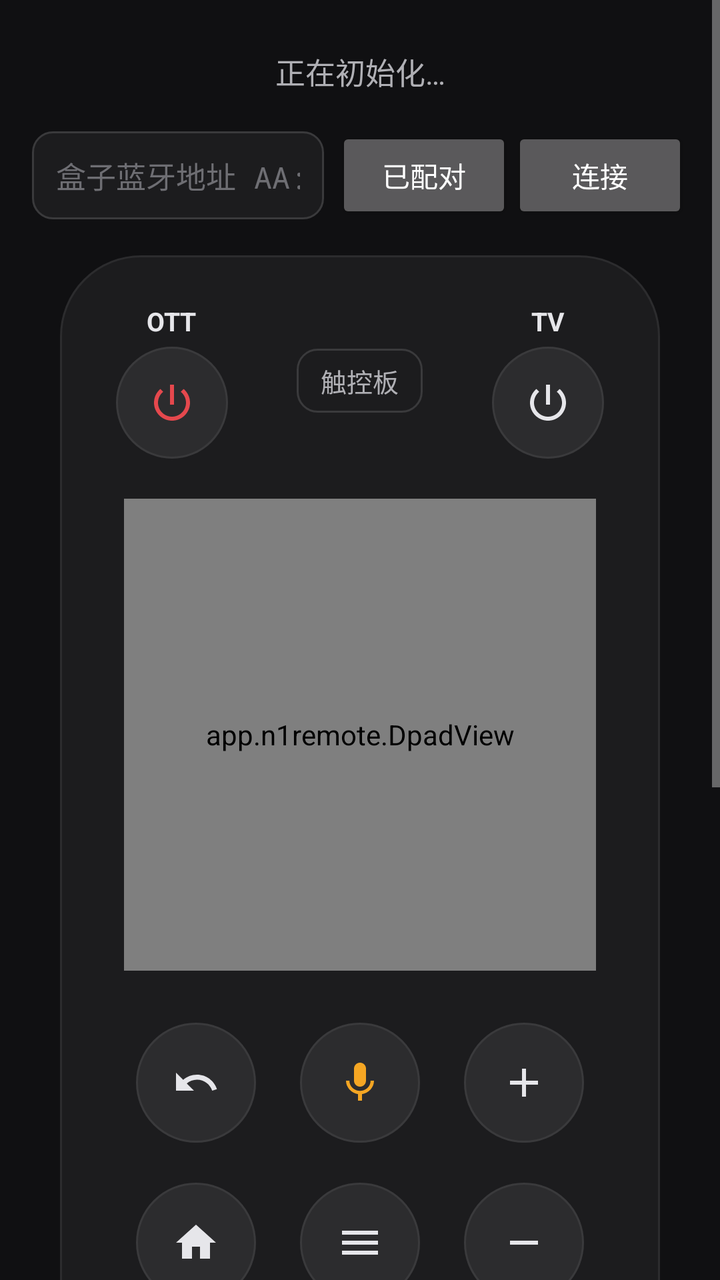
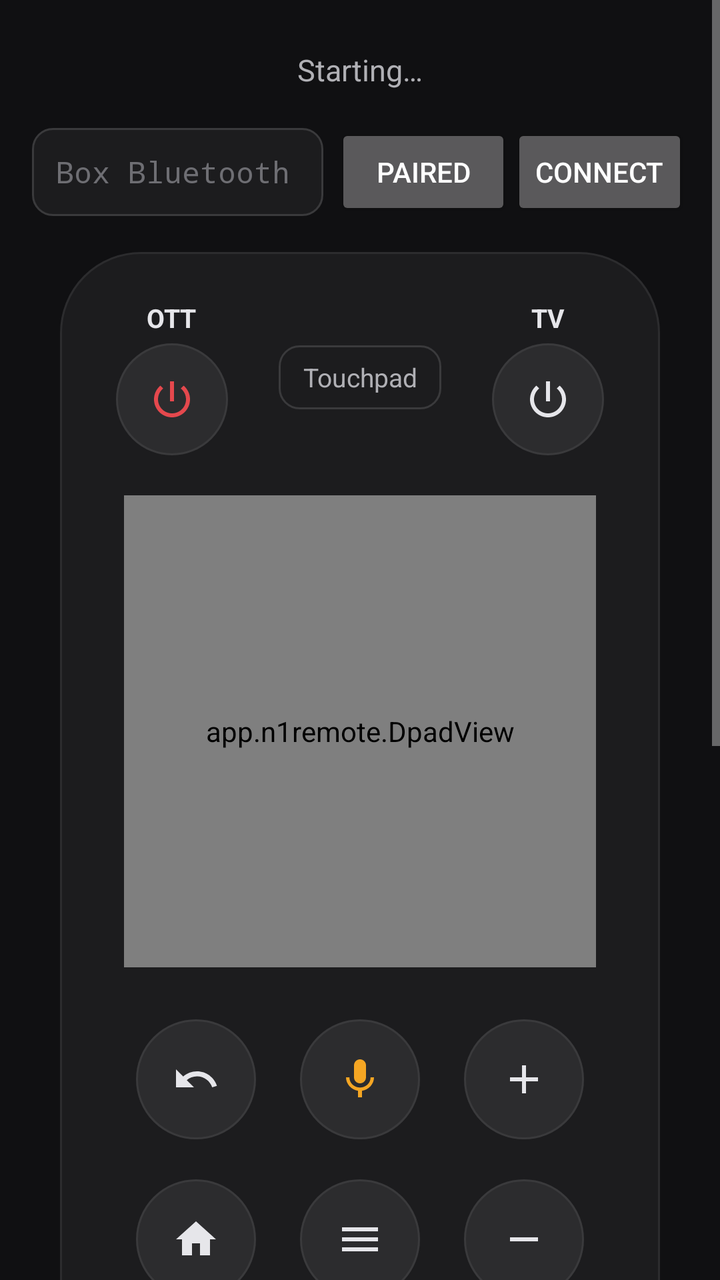

Before-and-after screenshots of an Android layout around one commit, followed by the original layout XML and the change that was made.
<!-- AndroidManifest.xml: application theme android:Theme.Material.NoActionBar -->
<!-- res/layout/activity_main.xml -->
<?xml version="1.0" encoding="utf-8"?>
<ScrollView xmlns:android="http://schemas.android.com/apk/res/android"
    android:layout_width="match_parent"
    android:layout_height="match_parent"
    android:background="#FF101012"
    android:fillViewport="true"
    android:fitsSystemWindows="true">

    <LinearLayout
        android:layout_width="match_parent"
        android:layout_height="wrap_content"
        android:gravity="center_horizontal"
        android:orientation="vertical"
        android:padding="16dp">

        <TextView
            android:id="@+id/status"
            android:layout_width="match_parent"
            android:layout_height="wrap_content"
            android:gravity="center"
            android:minLines="2"
            android:text="正在初始化…"
            android:textColor="#FFB0B0B5"
            android:textSize="15sp" />

        <LinearLayout
            android:layout_width="match_parent"
            android:layout_height="wrap_content"
            android:layout_marginTop="8dp"
            android:gravity="center_vertical"
            android:orientation="horizontal">

            <EditText
                android:id="@+id/mac"
                android:layout_width="0dp"
                android:layout_height="44dp"
                android:layout_weight="1"
                android:background="@drawable/bg_input"
                android:fontFamily="monospace"
                android:hint="盒子蓝牙地址 AA:BB:CC:DD:EE:FF"
                android:importantForAutofill="no"
                android:inputType="textCapCharacters|textNoSuggestions"
                android:maxLength="17"
                android:paddingStart="12dp"
                android:paddingEnd="12dp"
                android:singleLine="true"
                android:textColor="#FFFFFFFF"
                android:textColorHint="#FF6E6E73"
                android:textSize="15sp" />

            <Button
                android:id="@+id/pick"
                android:layout_width="wrap_content"
                android:layout_height="wrap_content"
                android:layout_marginStart="6dp"
                android:text="已配对" />

            <Button
                android:id="@+id/connect"
                android:layout_width="wrap_content"
                android:layout_height="wrap_content"
                android:text="连接" />
        </LinearLayout>

        <LinearLayout
            android:layout_width="300dp"
            android:layout_height="wrap_content"
            android:layout_marginTop="16dp"
            android:background="@drawable/bg_body"
            android:gravity="center_horizontal"
            android:orientation="vertical"
            android:paddingStart="28dp"
            android:paddingTop="24dp"
            android:paddingEnd="28dp"
            android:paddingBottom="28dp">

            <RelativeLayout
                android:layout_width="match_parent"
                android:layout_height="wrap_content">

                <LinearLayout
                    android:layout_width="wrap_content"
                    android:layout_height="wrap_content"
                    android:layout_alignParentStart="true"
                    android:gravity="center_horizontal"
                    android:orientation="vertical">

                    <TextView
                        android:layout_width="wrap_content"
                        android:layout_height="wrap_content"
                        android:text="OTT"
                        android:textColor="#FFE6E6EA"
                        android:textSize="13sp"
                        android:textStyle="bold" />

                    <ImageButton
                        android:id="@+id/btn_power"
                        android:layout_width="56dp"
                        android:layout_height="56dp"
                        android:layout_marginTop="4dp"
                        android:background="@drawable/btn_round"
                        android:contentDescription="盒子电源"
                        android:src="@drawable/ic_power"
                        android:tint="#FFE5484D" />
                </LinearLayout>

                <TextView
                    android:id="@+id/mode"
                    android:layout_width="wrap_content"
                    android:layout_height="32dp"
                    android:layout_centerInParent="true"
                    android:layout_marginTop="12dp"
                    android:background="@drawable/bg_input"
                    android:gravity="center"
                    android:paddingStart="12dp"
                    android:paddingEnd="12dp"
                    android:text="触控板"
                    android:textColor="#FFB0B0B5"
                    android:textSize="13sp" />

                <LinearLayout
                    android:layout_width="wrap_content"
                    android:layout_height="wrap_content"
                    android:layout_alignParentEnd="true"
                    android:gravity="center_horizontal"
                    android:orientation="vertical">

                    <TextView
                        android:layout_width="wrap_content"
                        android:layout_height="wrap_content"
                        android:text="TV"
                        android:textColor="#FFE6E6EA"
                        android:textSize="13sp"
                        android:textStyle="bold" />

                    <ImageButton
                        android:id="@+id/btn_tv"
                        android:layout_width="56dp"
                        android:layout_height="56dp"
                        android:layout_marginTop="4dp"
                        android:background="@drawable/btn_round"
                        android:contentDescription="电视电源（HDMI-CEC）"
                        android:src="@drawable/ic_power"
                        android:tint="#FFE6E6EA" />
                </LinearLayout>
            </RelativeLayout>

            <app.n1remote.DpadView
                android:id="@+id/dpad"
                android:layout_width="236dp"
                android:layout_height="236dp"
                android:layout_marginTop="20dp" />

            <app.n1remote.TouchpadView
                android:id="@+id/touchpad"
                android:layout_width="236dp"
                android:layout_height="236dp"
                android:layout_marginTop="20dp"
                android:visibility="gone" />

            <LinearLayout
                android:layout_width="wrap_content"
                android:layout_height="wrap_content"
                android:layout_marginTop="26dp"
                android:orientation="horizontal">

                <ImageButton
                    android:id="@+id/btn_back"
                    android:layout_width="60dp"
                    android:layout_height="60dp"
                    android:background="@drawable/btn_round"
                    android:contentDescription="返回"
                    android:src="@drawable/ic_back"
                    android:tint="#FFE6E6EA" />

                <ImageButton
                    android:id="@+id/btn_voice"
                    android:layout_width="60dp"
                    android:layout_height="60dp"
                    android:layout_marginStart="22dp"
                    android:layout_marginEnd="22dp"
                    android:background="@drawable/btn_round"
                    android:contentDescription="语音"
                    android:src="@drawable/ic_mic"
                    android:tint="#FFF5A623" />

                <ImageButton
                    android:id="@+id/btn_vol_up"
                    android:layout_width="60dp"
                    android:layout_height="60dp"
                    android:background="@drawable/btn_round"
                    android:contentDescription="音量加"
                    android:src="@drawable/ic_add"
                    android:tint="#FFE6E6EA" />
            </LinearLayout>

            <LinearLayout
                android:layout_width="wrap_content"
                android:layout_height="wrap_content"
                android:layout_marginTop="20dp"
                android:orientation="horizontal">

                <ImageButton
                    android:id="@+id/btn_home"
                    android:layout_width="60dp"
                    android:layout_height="60dp"
                    android:background="@drawable/btn_round"
                    android:contentDescription="主页"
                    android:src="@drawable/ic_home"
                    android:tint="#FFE6E6EA" />

                <ImageButton
                    android:id="@+id/btn_menu"
                    android:layout_width="60dp"
                    android:layout_height="60dp"
                    android:layout_marginStart="22dp"
                    android:layout_marginEnd="22dp"
                    android:background="@drawable/btn_round"
                    android:contentDescription="菜单"
                    android:src="@drawable/ic_menu"
                    android:tint="#FFE6E6EA" />

                <ImageButton
                    android:id="@+id/btn_vol_down"
                    android:layout_width="60dp"
                    android:layout_height="60dp"
                    android:background="@drawable/btn_round"
                    android:contentDescription="音量减"
                    android:src="@drawable/ic_remove"
                    android:tint="#FFE6E6EA" />
            </LinearLayout>

            <TextView
                android:layout_width="wrap_content"
                android:layout_height="wrap_content"
                android:layout_marginTop="40dp"
                android:letterSpacing="0.3"
                android:text="N1 REMOTE"
                android:textColor="#FF8E8E93"
                android:textSize="14sp"
                android:textStyle="bold" />
        </LinearLayout>

        <TextView
            android:layout_width="match_parent"
            android:layout_height="wrap_content"
            android:layout_marginTop="14dp"
            android:lineSpacingExtra="3dp"
            android:text="@string/hint"
            android:textColor="#FF8E8E93"
            android:textSize="13sp" />
    </LinearLayout>
</ScrollView>
<!-- resources referenced by this layout -->
<resources>
  <!-- drawable bg_body (drawable) -->
  <?xml version="1.0" encoding="utf-8"?>
  <shape xmlns:android="http://schemas.android.com/apk/res/android" android:shape="rectangle">
      <solid android:color="#FF1C1C1E" />
      <stroke android:width="1dp" android:color="#FF2C2C2E" />
      <corners android:radius="40dp" />
  </shape>
  <!-- drawable bg_input (drawable) -->
  <?xml version="1.0" encoding="utf-8"?>
  <shape xmlns:android="http://schemas.android.com/apk/res/android" android:shape="rectangle">
      <solid android:color="#FF1C1C1E" />
      <stroke android:width="1dp" android:color="#FF3A3A3C" />
      <corners android:radius="10dp" />
  </shape>
  <!-- drawable ic_add (drawable) -->
  <?xml version="1.0" encoding="utf-8"?>
  <vector xmlns:android="http://schemas.android.com/apk/res/android"
      android:width="24dp" android:height="24dp" android:viewportWidth="24" android:viewportHeight="24">
      <path android:fillColor="#FFFFFFFF" android:pathData="M19,13h-6v6h-2v-6H5v-2h6V5h2v6h6v2z" />
  </vector>
  <!-- drawable ic_back (drawable) -->
  <?xml version="1.0" encoding="utf-8"?>
  <vector xmlns:android="http://schemas.android.com/apk/res/android"
      android:width="24dp" android:height="24dp" android:viewportWidth="24" android:viewportHeight="24">
      <path android:fillColor="#FFFFFFFF" android:pathData="M12.5,8c-2.65,0 -5.05,0.99 -6.9,2.6L2,7v9h9l-3.62,-3.62c1.39,-1.16 3.16,-1.88 5.12,-1.88 3.54,0 6.55,2.31 7.6,5.5l2.37,-0.78C21.08,11.03 17.15,8 12.5,8z" />
  </vector>
  <!-- drawable ic_home (drawable) -->
  <?xml version="1.0" encoding="utf-8"?>
  <vector xmlns:android="http://schemas.android.com/apk/res/android"
      android:width="24dp" android:height="24dp" android:viewportWidth="24" android:viewportHeight="24">
      <path android:fillColor="#FFFFFFFF" android:pathData="M10,20v-6h4v6h5v-8h3L12,3 2,12h3v8z" />
  </vector>
  <!-- drawable ic_menu (drawable) -->
  <?xml version="1.0" encoding="utf-8"?>
  <vector xmlns:android="http://schemas.android.com/apk/res/android"
      android:width="24dp" android:height="24dp" android:viewportWidth="24" android:viewportHeight="24">
      <path android:fillColor="#FFFFFFFF" android:pathData="M3,18h18v-2H3v2zM3,13h18v-2H3v2zM3,6v2h18V6H3z" />
  </vector>
  <!-- drawable ic_remove (drawable) -->
  <?xml version="1.0" encoding="utf-8"?>
  <vector xmlns:android="http://schemas.android.com/apk/res/android"
      android:width="24dp" android:height="24dp" android:viewportWidth="24" android:viewportHeight="24">
      <path android:fillColor="#FFFFFFFF" android:pathData="M19,13H5v-2h14v2z" />
  </vector>
  <string name="hint">首次使用：填上盒子的蓝牙地址（盒子 设置 → 关于 → 状态 里能看到），点「连接」。手机和电视上都会弹出配对确认，两边都选「配对」。以后打开 App 会自动重连，断线后也会自动重连 3 分钟。连着盒子时，手机侧面的音量键调的是盒子的音量。\n\nTV 键通过 HDMI-CEC 单独开关电视。中间的「触控板」按钮可以把方向键换成滑动触控区。\n\n电源键也走蓝牙，需要盒子上装好「N1 待机助手」：待机时盒子回到桌面、关掉画面和 HDMI 信号，并通过 HDMI-CEC 让电视待机，其他按键暂时不响应；再按一次恢复。</string>
  <!-- unchanged entries left out for length: 3 -->
</resources>

<!-- the commit's change to res/layout/activity_main.xml (unified diff, before → after) -->
@@ -19,7 +19,7 @@
             android:layout_height="wrap_content"
             android:gravity="center"
             android:minLines="2"
-            android:text="正在初始化…"
+            android:text="@string/status_init"
             android:textColor="#FFB0B0B5"
             android:textSize="15sp" />
 
@@ -37,7 +37,7 @@
                 android:layout_weight="1"
                 android:background="@drawable/bg_input"
                 android:fontFamily="monospace"
-                android:hint="盒子蓝牙地址 AA:BB:CC:DD:EE:FF"
+                android:hint="@string/mac_hint"
                 android:importantForAutofill="no"
                 android:inputType="textCapCharacters|textNoSuggestions"
                 android:maxLength="17"
@@ -53,13 +53,13 @@
                 android:layout_width="wrap_content"
                 android:layout_height="wrap_content"
                 android:layout_marginStart="6dp"
-                android:text="已配对" />
+                android:text="@string/paired" />
 
             <Button
                 android:id="@+id/connect"
                 android:layout_width="wrap_content"
                 android:layout_height="wrap_content"
-                android:text="连接" />
+                android:text="@string/connect" />
         </LinearLayout>
 
         <LinearLayout
@@ -99,7 +99,7 @@
                         android:layout_height="56dp"
                         android:layout_marginTop="4dp"
                         android:background="@drawable/btn_round"
-                        android:contentDescription="盒子电源"
+                        android:contentDescription="@string/cd_power"
                         android:src="@drawable/ic_power"
                         android:tint="#FFE5484D" />
                 </LinearLayout>
@@ -114,7 +114,7 @@
                     android:gravity="center"
                     android:paddingStart="12dp"
                     android:paddingEnd="12dp"
-                    android:text="触控板"
+                    android:text="@string/mode_touchpad"
                     android:textColor="#FFB0B0B5"
                     android:textSize="13sp" />
 
@@ -139,7 +139,7 @@
                         android:layout_height="56dp"
                         android:layout_marginTop="4dp"
                         android:background="@drawable/btn_round"
-                        android:contentDescription="电视电源（HDMI-CEC）"
+                        android:contentDescription="@string/cd_tv"
                         android:src="@drawable/ic_power"
                         android:tint="#FFE6E6EA" />
                 </LinearLayout>
@@ -169,7 +169,7 @@
                     android:layout_width="60dp"
                     android:layout_height="60dp"
                     android:background="@drawable/btn_round"
-                    android:contentDescription="返回"
+                    android:contentDescription="@string/cd_back"
                     android:src="@drawable/ic_back"
                     android:tint="#FFE6E6EA" />
 
@@ -180,7 +180,7 @@
                     android:layout_marginStart="22dp"
                     android:layout_marginEnd="22dp"
                     android:background="@drawable/btn_round"
-                    android:contentDescription="语音"
+                    android:contentDescription="@string/cd_voice"
                     android:src="@drawable/ic_mic"
                     android:tint="#FFF5A623" />
 
@@ -189,7 +189,7 @@
                     android:layout_width="60dp"
                     android:layout_height="60dp"
                     android:background="@drawable/btn_round"
-                    android:contentDescription="音量加"
+                    android:contentDescription="@string/cd_vol_up"
                     android:src="@drawable/ic_add"
                     android:tint="#FFE6E6EA" />
             </LinearLayout>
@@ -205,7 +205,7 @@
                     android:layout_width="60dp"
                     android:layout_height="60dp"
                     android:background="@drawable/btn_round"
-                    android:contentDescription="主页"
+                    android:contentDescription="@string/cd_home"
                     android:src="@drawable/ic_home"
                     android:tint="#FFE6E6EA" />
 
@@ -216,7 +216,7 @@
                     android:layout_marginStart="22dp"
                     android:layout_marginEnd="22dp"
                     android:background="@drawable/btn_round"
-                    android:contentDescription="菜单"
+                    android:contentDescription="@string/cd_menu"
                     android:src="@drawable/ic_menu"
                     android:tint="#FFE6E6EA" />
 
@@ -225,7 +225,7 @@
                     android:layout_width="60dp"
                     android:layout_height="60dp"
                     android:background="@drawable/btn_round"
-                    android:contentDescription="音量减"
+                    android:contentDescription="@string/cd_vol_down"
                     android:src="@drawable/ic_remove"
                     android:tint="#FFE6E6EA" />
             </LinearLayout>
<!-- resource entries referenced after the edit -->
@@ -44,7 +44,20 @@
       android:width="24dp" android:height="24dp" android:viewportWidth="24" android:viewportHeight="24">
       <path android:fillColor="#FFFFFFFF" android:pathData="M19,13H5v-2h14v2z" />
   </vector>
-  <string name="hint">首次使用：填上盒子的蓝牙地址（盒子 设置 → 关于 → 状态 里能看到），点「连接」。手机和电视上都会弹出配对确认，两边都选「配对」。以后打开 App 会自动重连，断线后也会自动重连 3 分钟。连着盒子时，手机侧面的音量键调的是盒子的音量。\n\nTV 键通过 HDMI-CEC 单独开关电视。中间的「触控板」按钮可以把方向键换成滑动触控区。\n\n电源键也走蓝牙，需要盒子上装好「N1 待机助手」：待机时盒子回到桌面、关掉画面和 HDMI 信号，并通过 HDMI-CEC 让电视待机，其他按键暂时不响应；再按一次恢复。</string>
+  <string name="cd_back">Back</string>
+  <string name="cd_home">Home</string>
+  <string name="cd_menu">Menu</string>
+  <string name="cd_power">Box power</string>
+  <string name="cd_tv">TV power (HDMI-CEC)</string>
+  <string name="cd_voice">Voice</string>
+  <string name="cd_vol_down">Volume down</string>
+  <string name="cd_vol_up">Volume up</string>
+  <string name="connect">Connect</string>
+  <string name="hint">First time: enter the box\'s Bluetooth address (box Settings → About → Status) and tap Connect. Confirm the pairing on both the phone and the TV. The app reconnects by itself next time, and keeps retrying for 3 minutes after the link drops. Android only lets the app in the foreground act as a remote, so it reconnects when you come back to it. While connected, the phone\'s volume keys change the box volume.\n\nTV turns only the TV on or off over HDMI-CEC. The Touchpad button in the middle swaps the D-pad for a swipe pad: one swipe moves one item, rest your finger after a swipe to keep moving.\n\nThe power key needs the N1 standby helper on the box: in standby the box goes home, blanks the screen and HDMI signal, asks the TV to sleep over CEC and ignores other keys. Press it again to wake.</string>
+  <string name="mac_hint">Box Bluetooth address AA:BB:CC:DD:EE:FF</string>
+  <string name="mode_touchpad">Touchpad</string>
+  <string name="paired">Paired</string>
+  <string name="status_init">Starting…</string>
   <!-- unchanged entries left out for length: 3 -->
 </resources>
 
